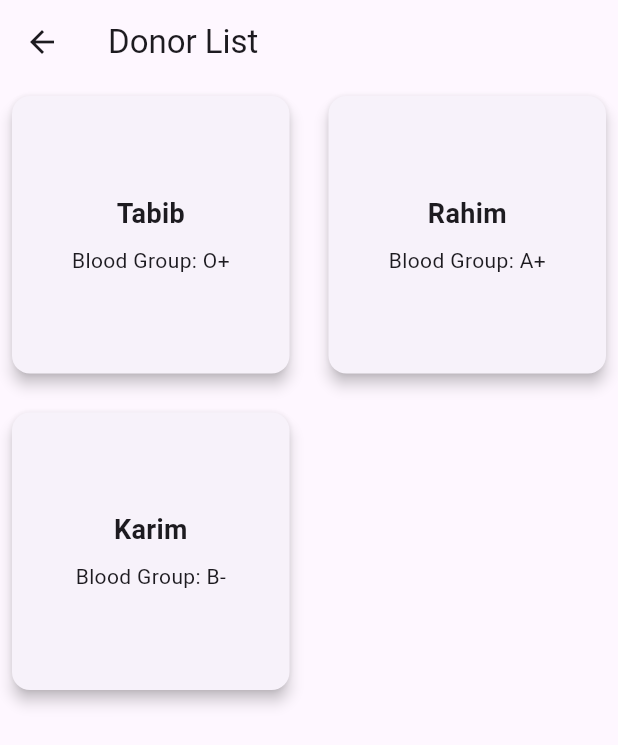
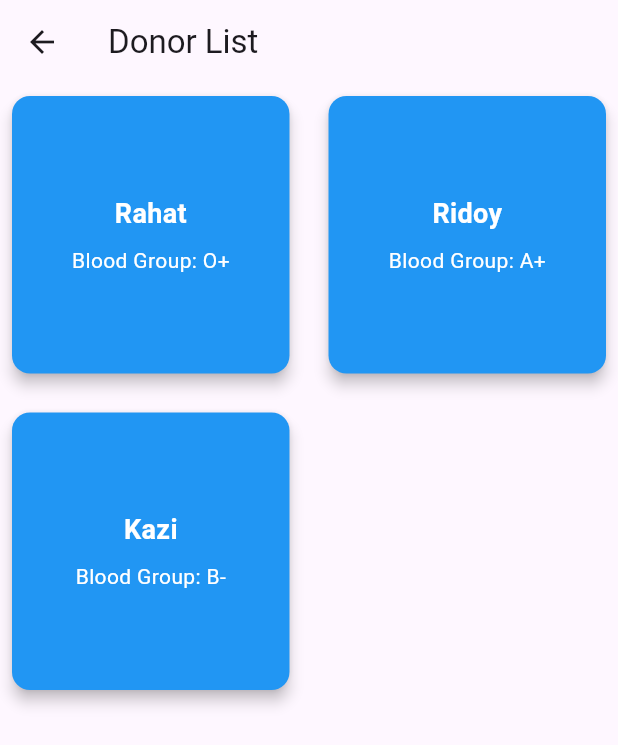
Before and after one commit to Shourov-1234/project-3, a Flutter app: the screen it shows after launch, item 2 of the bottom bar chosen, on a phone screen of 412 x 824 dp. Shown: the top 745 px of the screen. Run offline on Flutter 3.47's test engine with Material 3 defaults, Android fonts, the phone set to English and light mode, and no system bars.

Commit message:
commit final

```diff
--- a/flutter_application_1/lib/donor_list_page.dart
+++ b/flutter_application_1/lib/donor_list_page.dart
@@ -3,10 +3,9 @@ import 'donor_details_page.dart';
 
 class DonorListPage extends StatelessWidget {
   final List<Map<String, String>> donors = [
-    {'name': 'Tabib', 'bloodGroup': 'O+'},
-    {'name': 'Rahim', 'bloodGroup': 'A+'},
-    {'name': 'Karim', 'bloodGroup': 'B-'},
-    // Add more donors as needed
+    {'name': 'Rahat', 'bloodGroup': 'O+'},
+    {'name': 'Ridoy', 'bloodGroup': 'A+'},
+    {'name': 'Kazi', 'bloodGroup': 'B-'},
   ];
 
   @override
@@ -15,9 +14,9 @@ class DonorListPage extends StatelessWidget {
       appBar: AppBar(title: Text("Donor List")),
       body: GridView.builder(
         gridDelegate: SliverGridDelegateWithFixedCrossAxisCount(
-          crossAxisCount: 2, // Adjust the number of columns in the grid
-          crossAxisSpacing: 10.0, // Spacing between columns
-          mainAxisSpacing: 10.0, // Spacing between rows
+          crossAxisCount: 2,
+          crossAxisSpacing: 10.0,
+          mainAxisSpacing: 10.0,
         ),
         itemCount: donors.length,
         itemBuilder: (context, index) {
@@ -31,6 +30,7 @@ class DonorListPage extends StatelessWidget {
               );
             },
             child: Card(
+              color: Colors.blue,
               elevation: 4.0,
               margin: EdgeInsets.all(8.0),
               child: Column(
@@ -38,10 +38,17 @@ class DonorListPage extends StatelessWidget {
                 children: [
                   Text(
                     donors[index]['name']!,
-                    style: TextStyle(fontSize: 18, fontWeight: FontWeight.bold),
+                    style: TextStyle(
+                      fontSize: 18,
+                      fontWeight: FontWeight.bold,
+                      color: Colors.white,
+                    ),
                   ),
                   SizedBox(height: 8),
-                  Text("Blood Group: ${donors[index]['bloodGroup']}"),
+                  Text("Blood Group: ${donors[index]['bloodGroup']}",
+                      style: TextStyle(
+                        color: Colors.white,
+                      ))
                 ],
               ),
             ),
```
